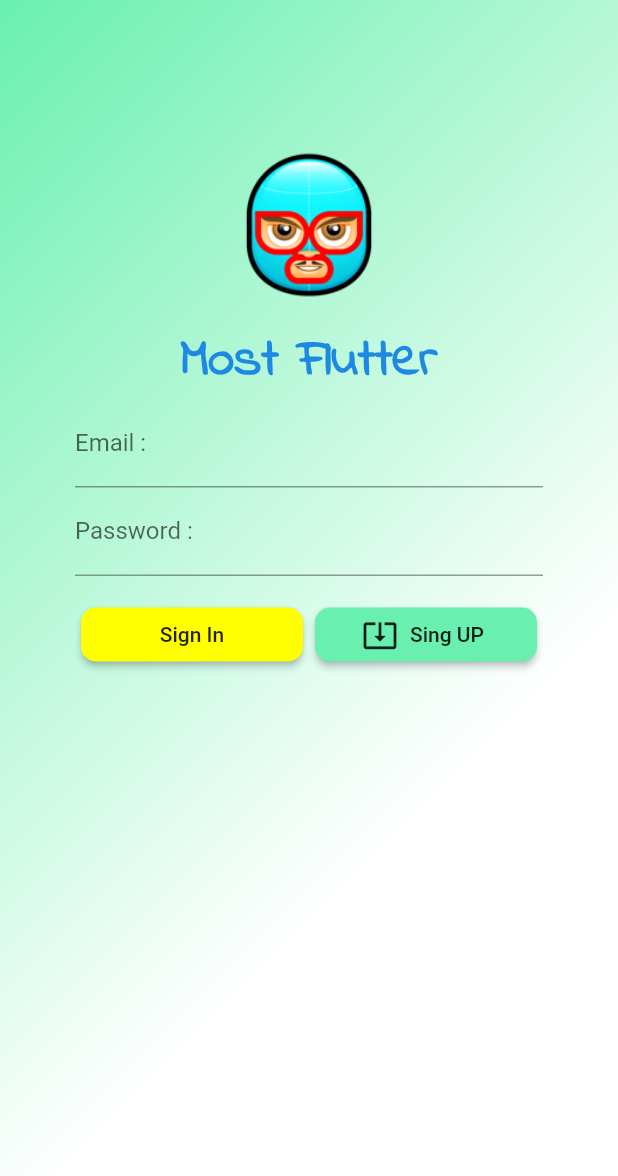
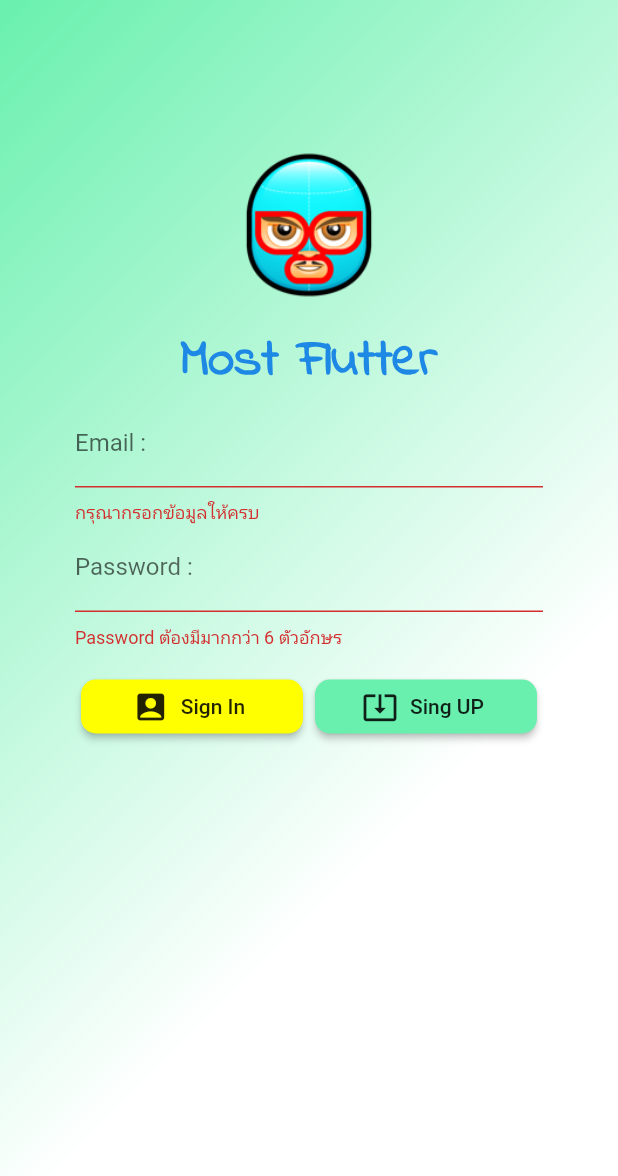
Before and after one commit to PaGenGar/MostFirebase, a Flutter app: the screen it shows after launch, after a tap on "Sign In", on a phone screen of 412 x 824 dp. Shown: the top 1176 px of the screen. Run offline on Flutter 3.47's test engine with Material 2 defaults, Android fonts, the phone set to English and light mode, and no system bars; our stand-ins replace firebase_auth; accounts and stored records are empty.

Commit message:
Before Launch 1 May

```diff
--- a/lib/screens/authen.dart
+++ b/lib/screens/authen.dart
@@ -7,6 +7,14 @@ class Authen extends StatefulWidget {
 }
 
 class _AuthenState extends State<Authen> {
+  //For Form
+  final formKey = GlobalKey<FormState>();
+
+  ///Constant
+  String titleHavespace = 'กรุณากรอกข้อมูลให้ครบ';
+  String titleEmailFail = 'กรุณากรอกรูปแบบ Email ให้ถูกต้อง';
+  String titlePasswordFail = 'Password ต้องมีมากกว่า 6 ตัวอักษร';
+
   Widget showAppName() {
     return Text('Most Flutter',
         style: TextStyle(
@@ -32,11 +40,17 @@ class _AuthenState extends State<Authen> {
   }
 
   Widget signButton() {
-    return RaisedButton(
+    return RaisedButton.icon(
+      icon: Icon(
+        Icons.account_box,
+      ),
+      label: Text('Sign In'),
       color: Colors.yellowAccent,
       shape: RoundedRectangleBorder(borderRadius: BorderRadius.circular(10.0)),
-      child: Text('Sign In'),
-      onPressed: () {},
+      onPressed: () {
+        print('You click Sign In');
+        if (formKey.currentState.validate()) {}
+      },
     );
   }
 
@@ -44,6 +58,13 @@ class _AuthenState extends State<Authen> {
     return TextFormField(
       decoration:
           InputDecoration(labelText: 'Email :', hintText: 'you@email.com'),
+      validator: (String value) {
+        if (value.length == 0) {
+          return titleHavespace;
+        } else if (!((value.contains('@')) && (value.contains('.')))) {
+          return titleEmailFail;
+        }
+      },
     );
   }
 
@@ -52,6 +73,11 @@ class _AuthenState extends State<Authen> {
       obscureText: true,
       decoration:
           InputDecoration(labelText: 'Password :', hintText: 'your Password'),
+      validator: (String value) {
+        if (value.length<=5) {
+          return titlePasswordFail;
+        }
+      },
     );
   }
 
@@ -63,7 +89,9 @@ class _AuthenState extends State<Authen> {
   Widget build(BuildContext context) {
     return Scaffold(
         resizeToAvoidBottomPadding: false,
-      body: Container(
+        body: Form(
+          key: formKey,
+          child: Container(
             decoration: BoxDecoration(
                 gradient: LinearGradient(
                     colors: [Colors.greenAccent, Colors.white],
@@ -111,6 +139,6 @@ class _AuthenState extends State<Authen> {
               ],
             ),
           ),
-    );
+        ));
   }
 }
```
Lines whose indentation alone changed are shown as unchanged.
